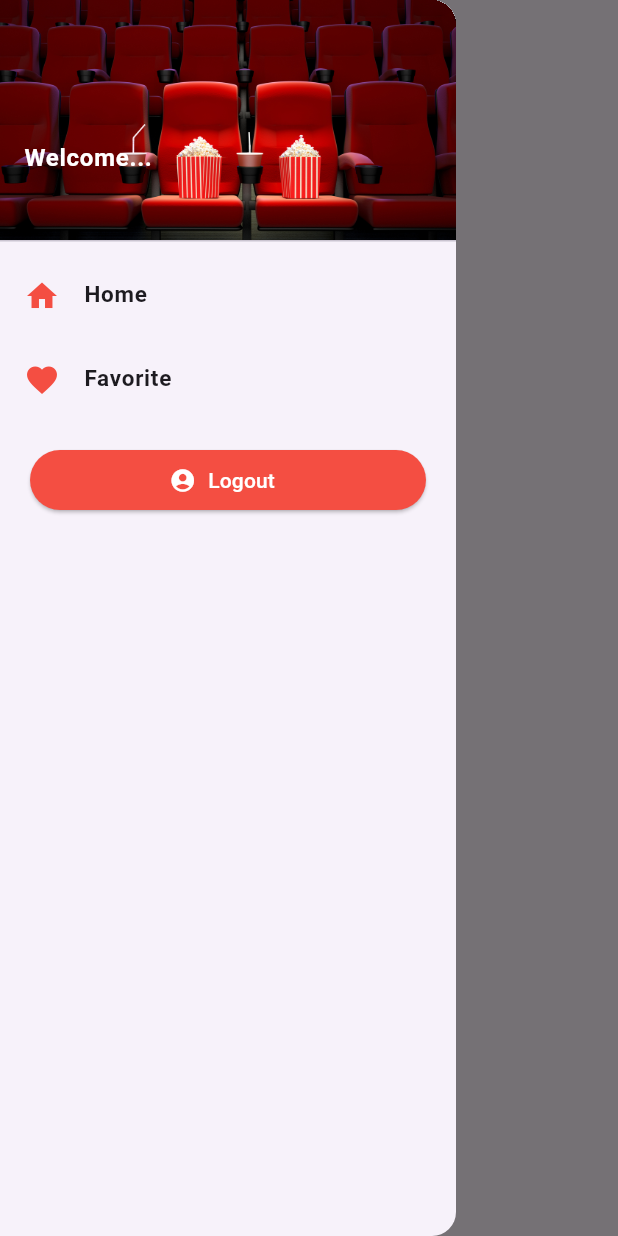
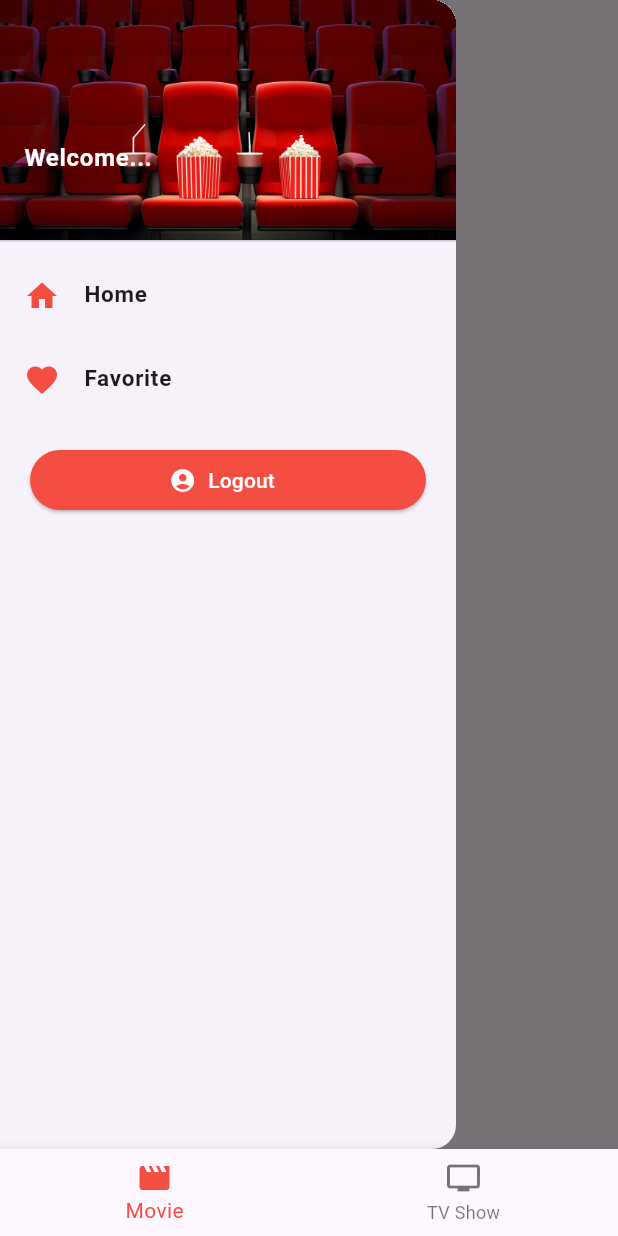
Before and after one commit to ramadhanialfarizi/watchit, a Flutter app: the HomePages screen opened by its route, with the side drawer open, on a phone screen of 412 x 824 dp. Run offline on Flutter 3.47's test engine with Material 2 defaults, Android fonts, the light colour scheme and no system bars; our stand-ins replace email_validator, firebase_auth, firebase_core; accounts and stored records are empty.

Commit message:
finish home pages

```diff
--- /dev/null
+++ b/lib/features/home/model/data_source/remote_data_source_repository.dart
@@ -0,0 +1,5 @@
+import 'package:movie_app/features/home/model/top_rate_movie_model.dart';
+
+abstract class RemoteDataSourceRepository {
+  Future<TopRateMovieModel> getTopRateMovie();
+}
--- /dev/null
+++ b/lib/features/home/model/top_rate_movie_model.dart
@@ -0,0 +1 @@
+class TopRateMovieModel {}
--- a/lib/features/home/view/home_page.dart
+++ b/lib/features/home/view/home_page.dart
@@ -1,5 +1,7 @@
 import 'package:flutter/material.dart';
 import 'package:movie_app/core/global_widget/sidebar.dart';
+import 'package:movie_app/features/home/view/movie_list_page.dart';
+import 'package:movie_app/features/home/view/tv_show_list_page.dart';
 
 class HomePages extends StatefulWidget {
   const HomePages({super.key});
@@ -9,18 +11,37 @@
 }
 
 class _HomePagesState extends State<HomePages> {
+  int _selectedIndex = 0;
+
+  static const List<Widget> _widgetOptions = <Widget>[
+    MovieListPages(),
+    TvShowListPages(),
+  ];
+
+  void _onItemTapped(int index) {
+    setState(() {
+      _selectedIndex = index;
+    });
+  }
+
   @override
   Widget build(BuildContext context) {
     return Scaffold(
-      drawer: const Sidebar(),
-      appBar: AppBar(
-        title: const Text(
-          'Home',
-          style: TextStyle(color: Colors.black),
-        ),
-        centerTitle: false,
-        elevation: 0,
-        backgroundColor: Colors.transparent,
+      body: _widgetOptions.elementAt(_selectedIndex),
+      bottomNavigationBar: BottomNavigationBar(
+        items: const <BottomNavigationBarItem>[
+          BottomNavigationBarItem(
+            icon: Icon(Icons.movie),
+            label: 'Movie',
+          ),
+          BottomNavigationBarItem(
+            icon: Icon(Icons.tv),
+            label: 'TV Show',
+          ),
+        ],
+        currentIndex: _selectedIndex,
+        selectedItemColor: const Color(0xFFF44E42),
+        onTap: _onItemTapped,
       ),
     );
   }
--- /dev/null
+++ b/lib/features/home/view/movie_list_page.dart
@@ -0,0 +1,29 @@
+import 'package:flutter/material.dart';
+
+import '../../../core/global_widget/sidebar.dart';
+
+class MovieListPages extends StatefulWidget {
+  const MovieListPages({super.key});
+
+  @override
+  State<MovieListPages> createState() => _MovieListPagesState();
+}
+
+class _MovieListPagesState extends State<MovieListPages> {
+  @override
+  Widget build(BuildContext context) {
+    return Scaffold(
+      drawer: const Sidebar(),
+      appBar: AppBar(
+        title: const Text(
+          'Movie',
+          style:
+              TextStyle(color: Color(0xFFF44E42), fontWeight: FontWeight.bold),
+        ),
+        centerTitle: false,
+        elevation: 0,
+        backgroundColor: Colors.transparent,
+      ),
+    );
+  }
+}
```
Also changed, not shown: lib/features/home/model/data_source/remote_data_source_impl.dart (added, +10 -0 lines), lib/features/home/view/tv_show_list_page.dart (added, +29 -0 lines).
